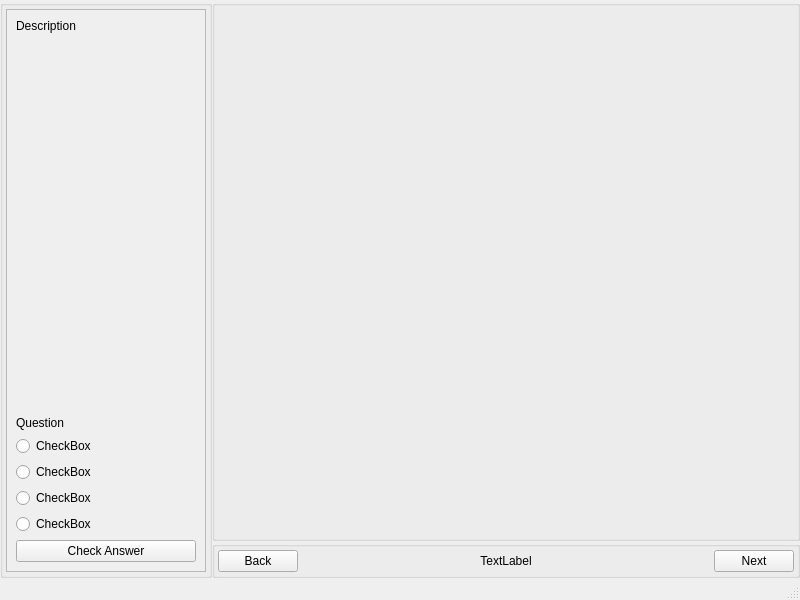
Before: the Qt Designer form DSFO/mainwindow.ui in Aleko-Louras/DSFO, drawn with Qt 5.
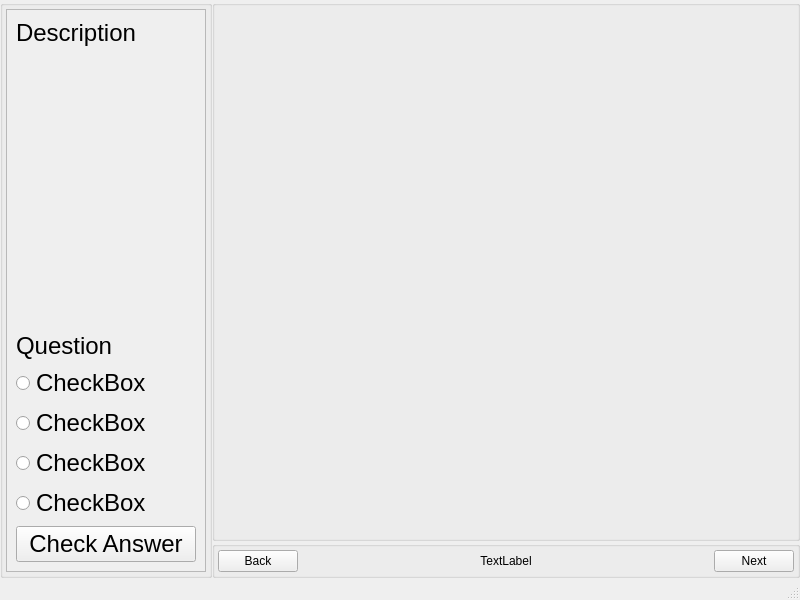
After: the same form once the commit is applied. Custom widgets are drawn as their Qt base class.

Commit message: increase font sizes

```diff
--- a/DSFO/mainwindow.ui
+++ b/DSFO/mainwindow.ui
@@ -62,6 +62,11 @@
            <height>0</height>
           </size>
          </property>
+         <property name="font">
+          <font>
+           <pointsize>18</pointsize>
+          </font>
+         </property>
          <property name="horizontalScrollBarPolicy">
           <enum>Qt::ScrollBarAlwaysOff</enum>
          </property>
@@ -74,7 +79,7 @@
             <x>0</x>
             <y>0</y>
             <width>198</width>
-            <height>540</height>
+            <height>515</height>
            </rect>
           </property>
           <layout class="QVBoxLayout" name="verticalLayout_2">
@@ -88,7 +93,7 @@
              </property>
              <property name="font">
               <font>
-               <pointsize>9</pointsize>
+               <pointsize>18</pointsize>
               </font>
              </property>
              <property name="text">
```
Left out of the diff: 2 changed lines with no effect on the pictures.
